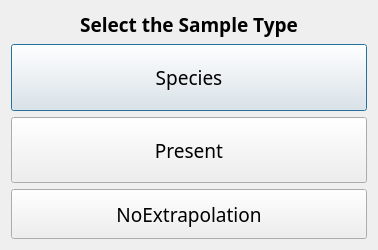
Before: the Qt Designer form ui/SampleTypeSelDlg.ui in aliciabillings-noaa/CLAMS, drawn with Qt 5.
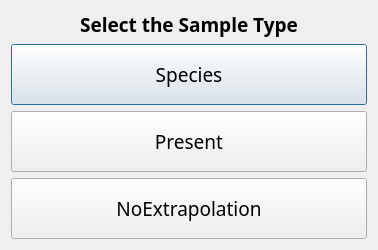
After: the same form once the commit is applied.

Commit message: update height of noextrap button

```diff
--- a/ui/SampleTypeSelDlg.ui
+++ b/ui/SampleTypeSelDlg.ui
@@ -86,6 +86,12 @@
      </item>
      <item>
       <widget class="QPushButton" name="noExtrapBtn">
+       <property name="sizePolicy">
+        <sizepolicy hsizetype="Minimum" vsizetype="MinimumExpanding">
+         <horstretch>0</horstretch>
+         <verstretch>0</verstretch>
+        </sizepolicy>
+       </property>
        <property name="minimumSize">
         <size>
          <width>0</width>
```
The commit also changes 1 other file.
